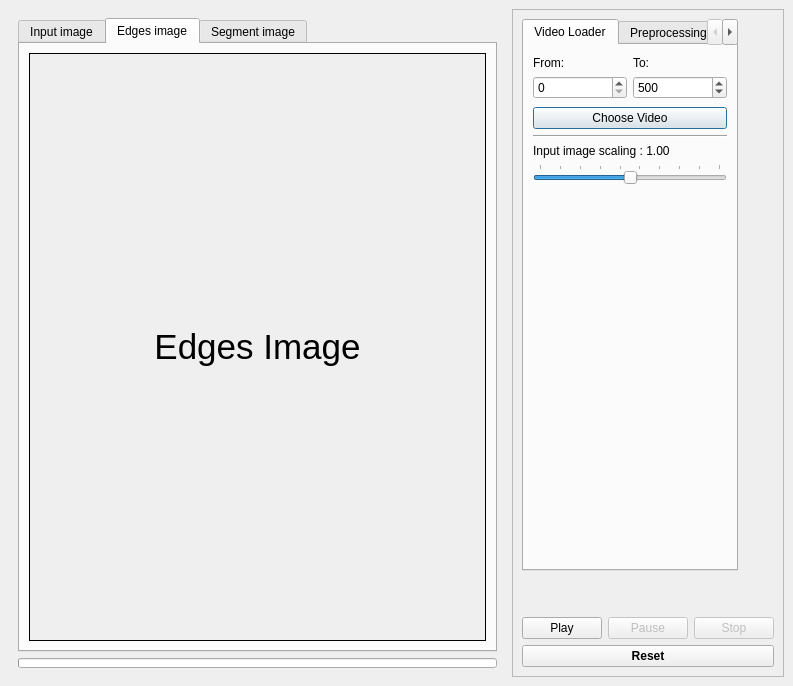
Before: the Qt Designer form gui/thermography_gui.ui in cdeldon/thermography, drawn with Qt 5.
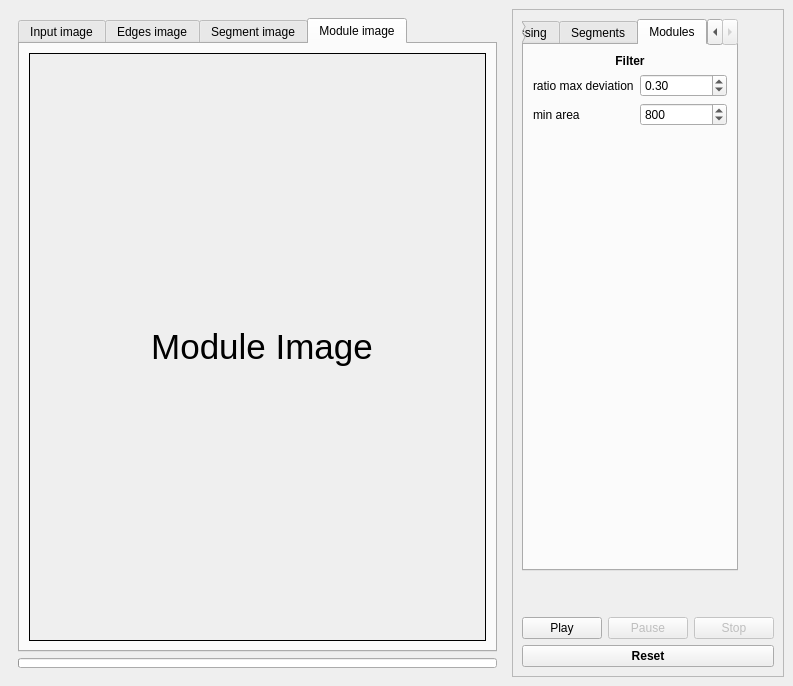
After: the same form once the commit is applied. The open tabs and pages were chosen to show the change. Icons and pictures are not drawn.

Diff of the .ui file:
```diff
--- a/gui/thermography_gui.ui
+++ b/gui/thermography_gui.ui
@@ -58,7 +58,7 @@
           <cursorShape>ArrowCursor</cursorShape>
          </property>
          <property name="currentIndex">
-          <number>1</number>
+          <number>3</number>
          </property>
          <property name="usesScrollButtons">
           <bool>true</bool>
@@ -207,6 +207,43 @@
            </item>
           </layout>
          </widget>
+         <widget class="QWidget" name="module_image_tab">
+          <attribute name="title">
+           <string>Module image</string>
+          </attribute>
+          <layout class="QHBoxLayout" name="horizontalLayout_4">
+           <item>
+            <widget class="QLabel" name="module_image_view">
+             <property name="font">
+              <font>
+               <pointsize>26</pointsize>
+              </font>
+             </property>
+             <property name="cursor">
+              <cursorShape>CrossCursor</cursorShape>
+             </property>
+             <property name="mouseTracking">
+              <bool>true</bool>
+             </property>
+             <property name="autoFillBackground">
+              <bool>true</bool>
+             </property>
+             <property name="frameShape">
+              <enum>QFrame::Box</enum>
+             </property>
+             <property name="text">
+              <string>&lt;html&gt;&lt;head/&gt;&lt;body&gt;&lt;p align=&quot;center&quot;&gt;Module Image&lt;/p&gt;&lt;/body&gt;&lt;/html&gt;</string>
+             </property>
+             <property name="textFormat">
+              <enum>Qt::RichText</enum>
+             </property>
+             <property name="scaledContents">
+              <bool>false</bool>
+             </property>
+            </widget>
+           </item>
+          </layout>
+         </widget>
         </widget>
        </item>
        <item>
@@ -1051,6 +1088,83 @@
            </item>
           </layout>
          </widget>
+         <widget class="QWidget" name="module_tab">
+          <attribute name="title">
+           <string>Modules</string>
+          </attribute>
+          <layout class="QVBoxLayout" name="verticalLayout_8">
+           <item>
+            <widget class="QLabel" name="filter_label">
+             <property name="text">
+              <string>&lt;html&gt;&lt;head/&gt;&lt;body&gt;&lt;p align=&quot;center&quot;&gt;&lt;span style=&quot; font-weight:600;&quot;&gt;Filter&lt;/span&gt;&lt;/p&gt;&lt;/body&gt;&lt;/html&gt;</string>
+             </property>
+             <property name="textFormat">
+              <enum>Qt::RichText</enum>
+             </property>
+            </widget>
+           </item>
+           <item>
+            <layout class="QGridLayout" name="module_filter_layout">
+             <property name="topMargin">
+              <number>0</number>
+             </property>
+             <item row="0" column="0">
+              <widget class="QLabel" name="ratio_max_deviation_label">
+               <property name="text">
+                <string>ratio max deviation</string>
+               </property>
+              </widget>
+             </item>
+             <item row="0" column="1">
+              <widget class="QDoubleSpinBox" name="ratio_max_deviation_value">
+               <property name="maximum">
+                <double>10.000000000000000</double>
+               </property>
+               <property name="singleStep">
+                <double>0.100000000000000</double>
+               </property>
+               <property name="value">
+                <double>0.300000000000000</double>
+               </property>
+              </widget>
+             </item>
+             <item row="1" column="0">
+              <widget class="QLabel" name="min_area_label">
+               <property name="text">
+                <string>min area</string>
+               </property>
+              </widget>
+             </item>
+             <item row="1" column="1">
+              <widget class="QSpinBox" name="min_area_value">
+               <property name="maximum">
+                <number>1000000</number>
+               </property>
+               <property name="singleStep">
+                <number>100</number>
+               </property>
+               <property name="value">
+                <number>800</number>
+               </property>
+              </widget>
+             </item>
+            </layout>
+           </item>
+           <item>
+            <spacer name="verticalSpacer_5">
+             <property name="orientation">
+              <enum>Qt::Vertical</enum>
+             </property>
+             <property name="sizeHint" stdset="0">
+              <size>
+               <width>20</width>
+               <height>40</height>
+              </size>
+             </property>
+            </spacer>
+           </item>
+          </layout>
+         </widget>
         </widget>
        </item>
        <item>
```
Left out of the diff: 4 changed lines with no effect on the pictures.
